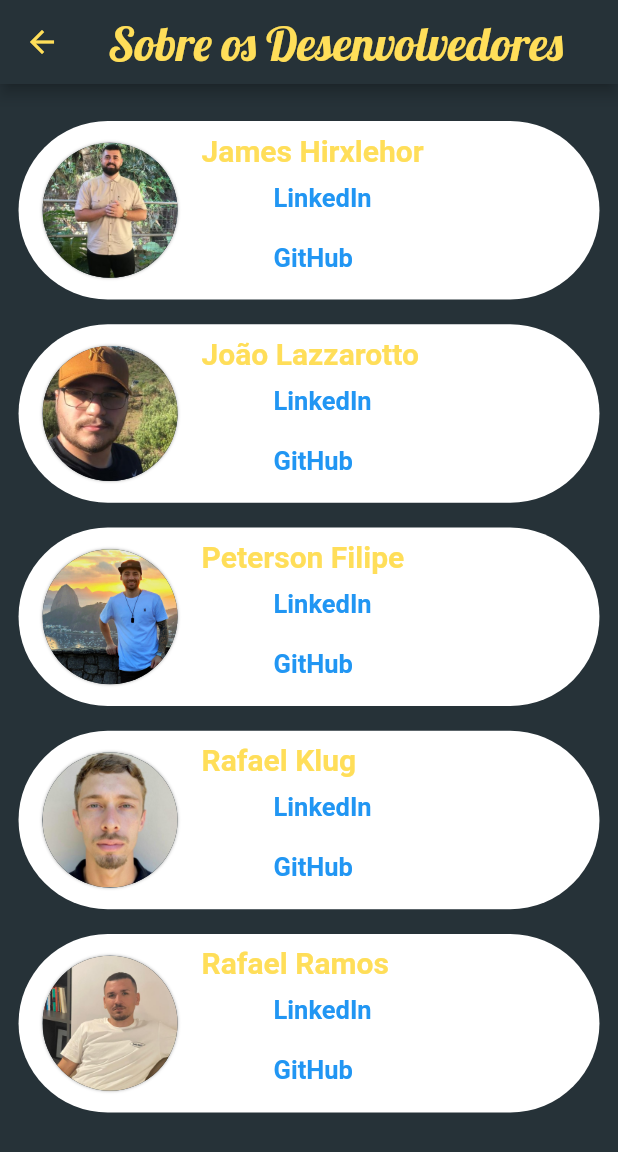
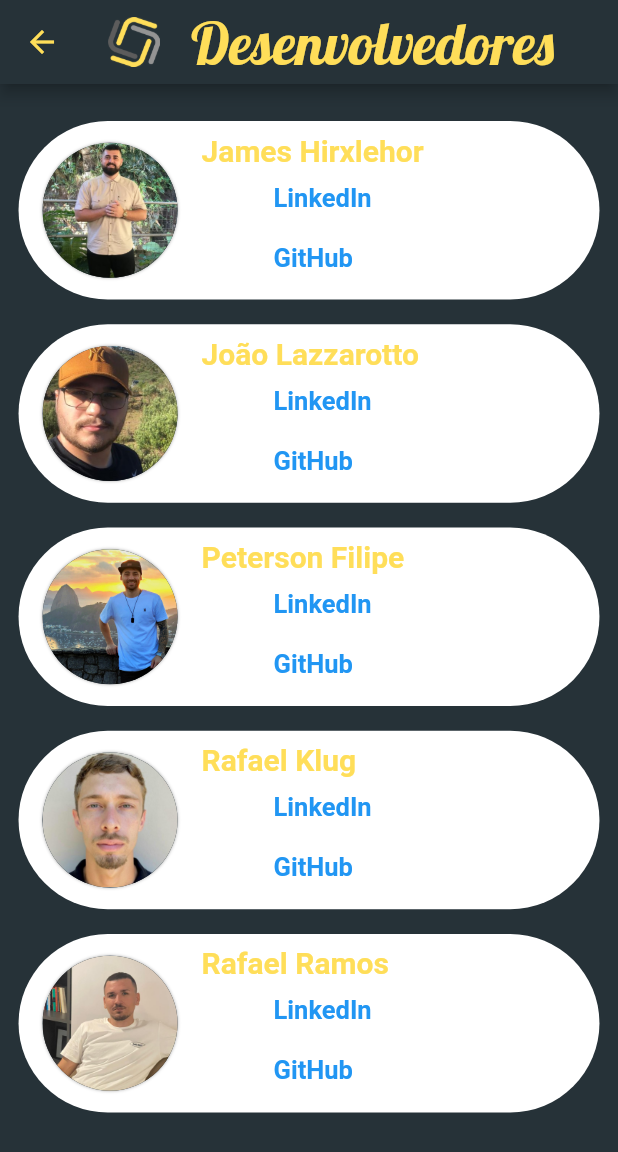
Before and after one commit to jameshirxlehor/sunLight, a Flutter app: the SobreDesenvolvedores screen opened directly, on a phone screen of 412 x 824 dp. Shown: the top 1152 px of the screen. Run offline on Flutter 3.47's test engine with Material 3 defaults, Android fonts, the phone set to English and light mode, and no system bars; our stand-ins replace card_swiper, google_fonts, icons_plus, pdf, printing, sqflite; missing offline and left inert: easy_loading_button; accounts and stored records are empty.

Commit message:
Modificando o layout das telas

```diff
--- a/lib/pages/sobreDesenvolvedores.dart
+++ b/lib/pages/sobreDesenvolvedores.dart
@@ -157,13 +157,21 @@ class SobreDesenvolvedores extends StatelessWidget {
         iconTheme: const IconThemeData(
           color: Color.fromARGB(255, 255, 222, 89),
         ),
-        centerTitle: true,
-        title: Text(
-          'Sobre os Desenvolvedores',
-          style: GoogleFonts.lobster(
-              fontSize: largura * 0.85 * 0.09,
-              color: Color.fromARGB(255, 255, 222, 89),
-              fontWeight: FontWeight.w500),
+        title: Row(
+          children: [
+            Image.asset(
+              'assets/image/Sunlight_logo.png',
+              height: altura * 0.04,
+            ),
+            SizedBox(width: largura * 0.05,),
+            Text(
+              'Desenvolvedores',
+              style: GoogleFonts.lobster(
+                  fontSize: largura * 0.85 * 0.11,
+                  color: const Color.fromARGB(255, 255, 222, 89),
+                  fontWeight: FontWeight.w500),
+            ),
+          ],
         ),
         backgroundColor: Colors.blueGrey[900],
       ),
```
Also changed, not shown: lib/pages/dimensionamentosRealizados.dart (+18 -8 lines).
